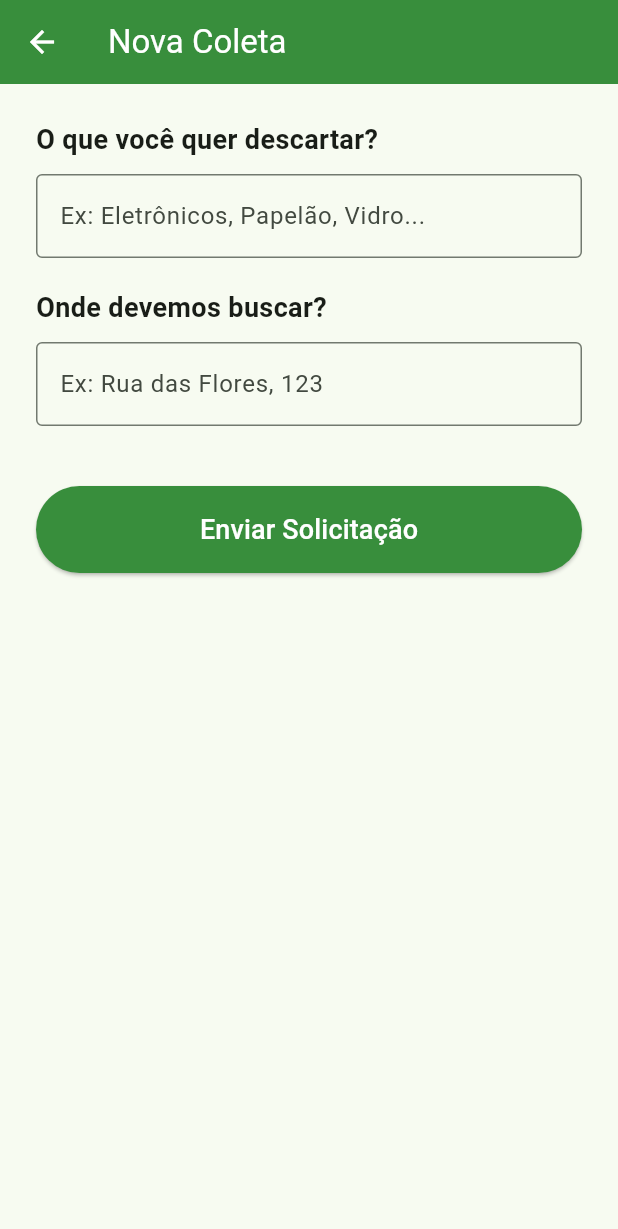
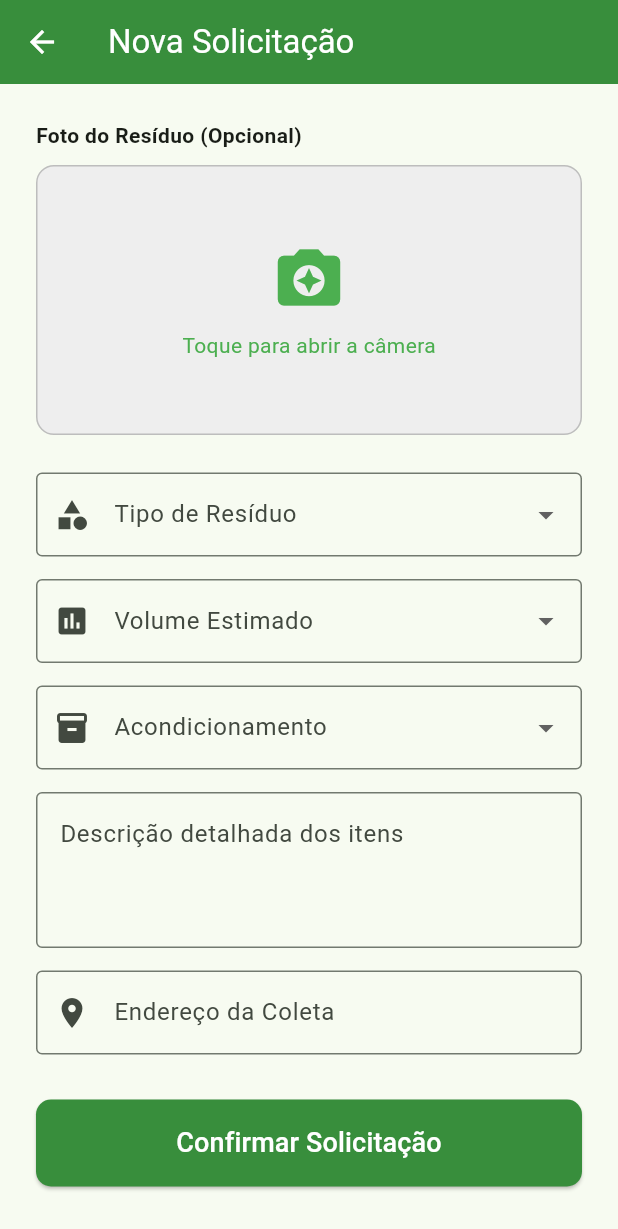
Before and after one commit to rafaellourenco10/ecocoleta_app, a Flutter app: the TelaFormulario screen opened directly, on a phone screen of 412 x 824 dp. Shown: the top 1229 px of the screen. Run offline on Flutter 3.47's test engine with Material 3 defaults, Android fonts, the phone set to English and light mode, and no system bars; our stand-ins replace image_picker.

Commit message:
feat: formulário de coleta avançado com descrição e suporte a foto

```diff
--- a/lib/screens/tela_formulario.dart
+++ b/lib/screens/tela_formulario.dart
@@ -1,7 +1,8 @@
 import 'package:flutter/material.dart';
 import 'package:http/http.dart' as http;
+import 'package:image_picker/image_picker.dart';
+import 'dart:io';
 
-// Agora usamos StatefulWidget porque a tela muda de estado (carregando, digitando, etc)
 class TelaFormulario extends StatefulWidget {
   const TelaFormulario({super.key});
 
@@ -10,60 +11,122 @@ class TelaFormulario extends StatefulWidget {
 }
 
 class _TelaFormularioState extends State<TelaFormulario> {
-  // Controladores para capturar o que o usuário digitar
-  final _materialController = TextEditingController();
+  // Controladores de texto
   final _enderecoController = TextEditingController();
-  bool _estaCarregando = false; // Controla a animação do botão
+  final _descricaoController = TextEditingController();
 
-  // Função que envia os dados para o XAMPP
+  // Variáveis para seleção e imagem
+  String? _tipoResiduo;
+  String? _volume;
+  String? _acondicionamento;
+  File? _imagemSelecionada;
+
+  // Listas de opções
+  final List<String> _tipos = [
+    'Orgânico',
+    'Reciclável',
+    'Construção Civil',
+    'Infectante',
+    'Eletrônico',
+  ];
+  final List<String> _volumes = [
+    'Até 0,5m³',
+    'Entre 0,5m³ e 1m³',
+    'Acima de 1m³',
+  ];
+  final List<String> _formasAcondicionamento = [
+    'Contêiner',
+    'Sacos Plásticos',
+    'Enfardado',
+    'Solto',
+  ];
+
+  bool _estaCarregando = false;
+
+  // Função para abrir a câmera e tirar foto
+  Future<void> _tirarFoto() async {
+    final picker = ImagePicker();
+    final foto = await picker.pickImage(
+      source: ImageSource.camera,
+      imageQuality: 50, // Reduz qualidade para não pesar no envio
+    );
+
+    if (foto != null) {
+      setState(() {
+        _imagemSelecionada = File(foto.path);
+      });
+    }
+  }
+
   Future<void> enviarDados() async {
-    setState(() {
-      _estaCarregando = true; // Liga a bolinha girando
-    });
+    // Remove espaços vazios acidentais
+    String endereco = _enderecoController.text.trim();
+    String descricao = _descricaoController.text.trim();
 
-    // O ENDEREÇO DA SUA MÁQUINA COM O SEU IP!
+    // Validação rigorosa
+    if (_tipoResiduo == null ||
+        _volume == null ||
+        _acondicionamento == null ||
+        endereco.isEmpty ||
+        descricao.isEmpty) {
+      ScaffoldMessenger.of(context).showSnackBar(
+        const SnackBar(
+          content: Text('Por favor, preencha todos os campos e a descrição!'),
+          backgroundColor: Colors.orange,
+        ),
+      );
+      return;
+    }
+
+    setState(() => _estaCarregando = true);
+
+    // Endereço do seu servidor (Verifique se o IP 192.168.237.64 ainda é o mesmo)
     var url = Uri.parse('http://192.168.237.64/ecocoleta/cadastrar_coleta.php');
 
     try {
       var resposta = await http.post(
         url,
         body: {
-          'material': _materialController.text,
-          'endereco': _enderecoController.text,
+          'usuario_id': '1', // Temporário: ID fixo para teste
+          'tipo_residuo': _tipoResiduo,
+          'volume': _volume,
+          'acondicionamento': _acondicionamento,
+          'descricao_item': descricao,
+          'endereco': endereco,
+          'url_foto': _imagemSelecionada != null ? 'foto_capturada.jpg' : '',
         },
       );
 
       if (resposta.statusCode == 200) {
-        // Se deu certo, mostra um aviso verde e limpa a tela
+        if (!mounted) return;
         ScaffoldMessenger.of(context).showSnackBar(
           const SnackBar(
-            content: Text('Coleta solicitada com sucesso!'),
+            content: Text('Solicitação enviada com sucesso!'),
             backgroundColor: Colors.green,
           ),
         );
-        _materialController.clear();
-        _enderecoController.clear();
+        Navigator.pop(context); // Volta para a tela inicial
       } else {
-        // Se o servidor reclamou
+        if (!mounted) return;
         ScaffoldMessenger.of(context).showSnackBar(
           SnackBar(
-            content: Text('Erro no servidor: ${resposta.statusCode}'),
+            content: Text('Erro no servidor: ${resposta.body}'),
             backgroundColor: Colors.red,
           ),
         );
       }
     } catch (e) {
-      // Se o celular não achou o computador (ex: fora do wifi)
+      if (!mounted) return;
       ScaffoldMessenger.of(context).showSnackBar(
         const SnackBar(
-          content: Text('Erro de conexão. Verifique o Wi-Fi e o XAMPP.'),
+          content: Text('Erro de conexão. Verifique o servidor XAMPP.'),
           backgroundColor: Colors.red,
         ),
       );
     } finally {
-      setState(() {
-        _estaCarregando = false; // Desliga a bolinha girando
-      });
+      if (mounted) {
+        setState(() => _estaCarregando = false);
+      }
     }
   }
 
@@ -71,62 +134,143 @@ class _TelaFormularioState extends State<TelaFormulario> {
   Widget build(BuildContext context) {
     return Scaffold(
       appBar: AppBar(
-        title: const Text('Nova Coleta', style: TextStyle(color: Colors.white)),
+        title: const Text(
+          'Nova Solicitação',
+          style: TextStyle(color: Colors.white),
+        ),
         backgroundColor: Colors.green[700],
-        iconTheme: const IconThemeData(
-          color: Colors.white,
-        ), // Deixa a setinha de voltar branca
+        iconTheme: const IconThemeData(color: Colors.white),
       ),
-      body: Padding(
+      body: SingleChildScrollView(
         padding: const EdgeInsets.all(24.0),
         child: Column(
           crossAxisAlignment: CrossAxisAlignment.stretch,
           children: [
+            // Área de captura de foto
             const Text(
-              'O que você quer descartar?',
-              style: TextStyle(fontSize: 18, fontWeight: FontWeight.bold),
+              "Foto do Resíduo (Opcional)",
+              style: TextStyle(fontWeight: FontWeight.bold),
             ),
             const SizedBox(height: 10),
-            TextField(
-              controller: _materialController,
-              decoration: const InputDecoration(
-                hintText: 'Ex: Eletrônicos, Papelão, Vidro...',
-                border: OutlineInputBorder(),
+            GestureDetector(
+              onTap: _tirarFoto,
+              child: Container(
+                height: 180,
+                decoration: BoxDecoration(
+                  color: Colors.grey[200],
+                  border: Border.all(color: Colors.grey.shade400),
+                  borderRadius: BorderRadius.circular(12),
+                ),
+                child: _imagemSelecionada == null
+                    ? const Column(
+                        mainAxisAlignment: MainAxisAlignment.center,
+                        children: [
+                          Icon(
+                            Icons.camera_enhance,
+                            size: 50,
+                            color: Colors.green,
+                          ),
+                          SizedBox(height: 10),
+                          Text(
+                            "Toque para abrir a câmera",
+                            style: TextStyle(color: Colors.green),
+                          ),
+                        ],
+                      )
+                    : ClipRRect(
+                        borderRadius: BorderRadius.circular(12),
+                        child: Image.file(
+                          _imagemSelecionada!,
+                          fit: BoxFit.cover,
+                        ),
+                      ),
               ),
             ),
-            const SizedBox(height: 20),
-            const Text(
-              'Onde devemos buscar?',
-              style: TextStyle(fontSize: 18, fontWeight: FontWeight.bold),
+            const SizedBox(height: 25),
+
+            // Seleção de Tipo
+            DropdownButtonFormField<String>(
+              decoration: const InputDecoration(
+                labelText: 'Tipo de Resíduo',
+                border: OutlineInputBorder(),
+                prefixIcon: Icon(Icons.category),
+              ),
+              value: _tipoResiduo,
+              items: _tipos
+                  .map((t) => DropdownMenuItem(value: t, child: Text(t)))
+                  .toList(),
+              onChanged: (val) => setState(() => _tipoResiduo = val),
             ),
-            const SizedBox(height: 10),
+            const SizedBox(height: 15),
+
+            // Seleção de Volume
+            DropdownButtonFormField<String>(
+              decoration: const InputDecoration(
+                labelText: 'Volume Estimado',
+                border: OutlineInputBorder(),
+                prefixIcon: Icon(Icons.assessment),
+              ),
+              value: _volume,
+              items: _volumes
+                  .map((v) => DropdownMenuItem(value: v, child: Text(v)))
+                  .toList(),
+              onChanged: (val) => setState(() => _volume = val),
+            ),
+            const SizedBox(height: 15),
+
+            // Seleção de Acondicionamento
+            DropdownButtonFormField<String>(
+              decoration: const InputDecoration(
+                labelText: 'Acondicionamento',
+                border: OutlineInputBorder(),
+                prefixIcon: Icon(Icons.inventory_2),
+              ),
+              value: _acondicionamento,
+              items: _formasAcondicionamento
+                  .map((a) => DropdownMenuItem(value: a, child: Text(a)))
+                  .toList(),
+              onChanged: (val) => setState(() => _acondicionamento = val),
+            ),
+            const SizedBox(height: 15),
+
+            // Campo de Descrição (Essencial para o Banco de Dados)
+            TextField(
+              controller: _descricaoController,
+              maxLines: 3,
+              decoration: const InputDecoration(
+                labelText: 'Descrição detalhada dos itens',
+                hintText: 'Ex: Restos de poda de árvore e móveis velhos...',
+                border: OutlineInputBorder(),
+                alignLabelWithHint: true,
+              ),
+            ),
+            const SizedBox(height: 15),
+
+            // Campo de Endereço
             TextField(
               controller: _enderecoController,
               decoration: const InputDecoration(
-                hintText: 'Ex: Rua das Flores, 123',
+                labelText: 'Endereço da Coleta',
                 border: OutlineInputBorder(),
+                prefixIcon: Icon(Icons.location_on),
               ),
             ),
-            const SizedBox(height: 40),
+            const SizedBox(height: 30),
 
-            // Botão que muda de texto para bolinha de carregamento
+            // Botão Confirmar
             ElevatedButton(
               style: ElevatedButton.styleFrom(
                 backgroundColor: Colors.green[700],
                 padding: const EdgeInsets.symmetric(vertical: 16),
+                shape: RoundedRectangleBorder(
+                  borderRadius: BorderRadius.circular(10),
+                ),
               ),
               onPressed: _estaCarregando ? null : enviarDados,
               child: _estaCarregando
-                  ? const SizedBox(
-                      height: 20,
-                      width: 20,
-                      child: CircularProgressIndicator(
-                        color: Colors.white,
-                        strokeWidth: 2,
-                      ),
-                    )
+                  ? const CircularProgressIndicator(color: Colors.white)
                   : const Text(
-                      'Enviar Solicitação',
+                      'Confirmar Solicitação',
                       style: TextStyle(color: Colors.white, fontSize: 18),
                     ),
             ),
--- a/pubspec.yaml
+++ b/pubspec.yaml
@@ -30,6 +30,7 @@ environment:
 dependencies:
   flutter:
     sdk: flutter
+  image_picker: ^1.0.4
 
   # The following adds the Cupertino Icons font to your application.
   # Use with the CupertinoIcons class for iOS style icons.
```
Also changed, not shown: pubspec.lock, 5 other files.
